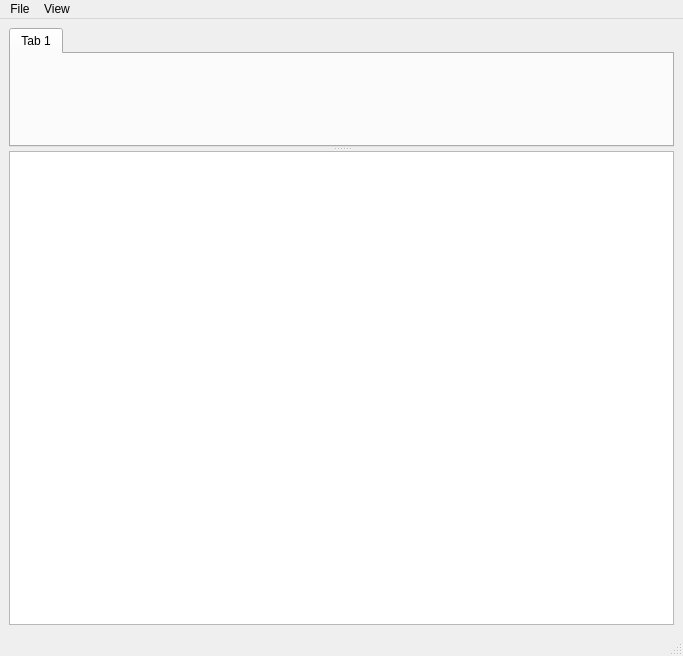
The window that ui/main_window.ui (anstoradonlab/radon-monitor-gui) describes before a commit, drawn with Qt 5.
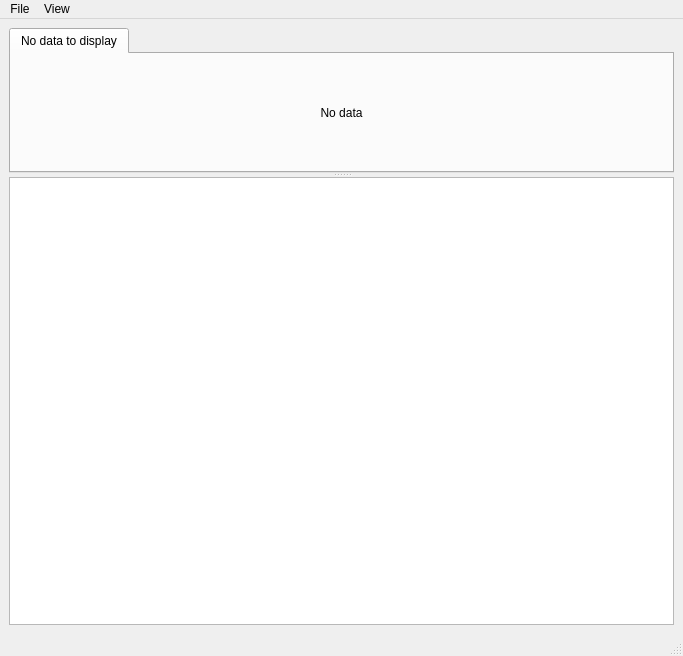
The same window after the commit.

Commit message: Destroy tab children properly, add status info

```diff
--- a/ui/main_window.ui
+++ b/ui/main_window.ui
@@ -38,9 +38,20 @@
           </property>
           <widget class="QWidget" name="tab">
            <attribute name="title">
-            <string>Tab 1</string>
+            <string>No data to display</string>
            </attribute>
-           <layout class="QHBoxLayout" name="horizontalLayout_2"/>
+           <layout class="QHBoxLayout" name="horizontalLayout_2">
+            <item>
+             <widget class="QLabel" name="label">
+              <property name="text">
+               <string>No data</string>
+              </property>
+              <property name="alignment">
+               <set>Qt::AlignCenter</set>
+              </property>
+             </widget>
+            </item>
+           </layout>
           </widget>
          </widget>
         </item>
```
The commit also changes 5 other files.
